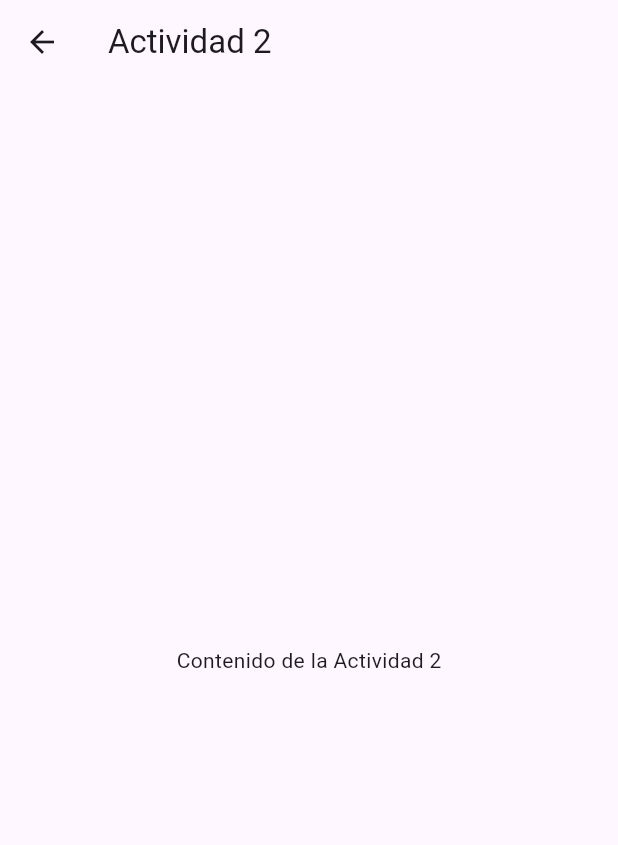
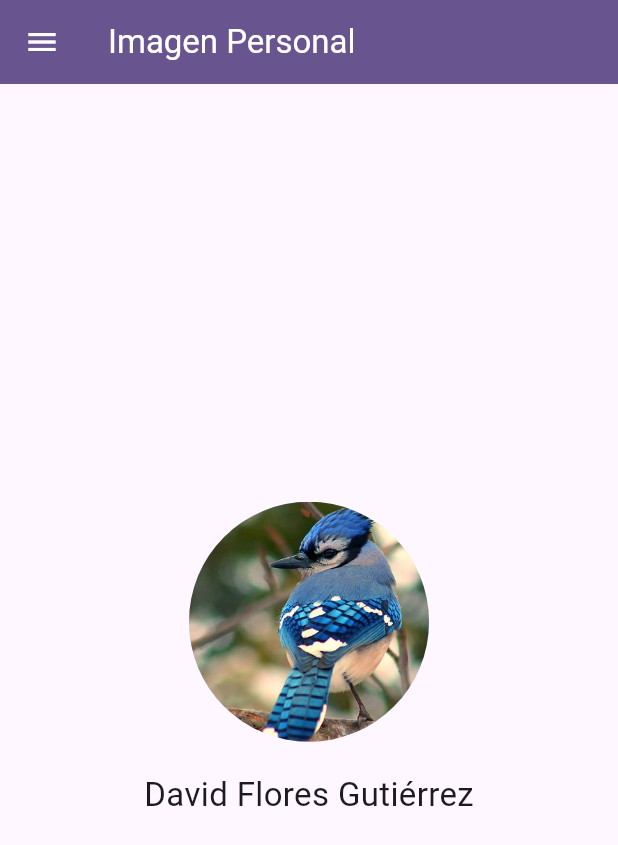
Before and after one commit to DavidFGPicasso/tareas_flutter_2026-2027, a Flutter app: the Actividad2 screen opened by its route, on a phone screen of 412 x 824 dp. Shown: the top 845 px of the screen. Run offline on Flutter 3.47's test engine with Material 3 defaults, Android fonts, the phone set to English and light mode, and no system bars; our stand-ins replace google_fonts.

Commit message:
primera subida

```diff
--- a/lib/screens.dart
+++ b/lib/screens.dart
@@ -1,3 +1,4 @@
+// archivo con los exports de las pantallas.
 export 'screens/actividad1.dart';
 export 'screens/actividad2.dart';
 export 'screens/actividad3.dart';
--- a/lib/screens/actividad2.dart
+++ b/lib/screens/actividad2.dart
@@ -1,4 +1,6 @@
 import 'package:flutter/material.dart';
+
+import '../widgets/custom_drawer.dart';
 
 class Actividad2 extends StatelessWidget {
   const Actividad2({super.key});
@@ -6,8 +8,32 @@ class Actividad2 extends StatelessWidget {
   @override
   Widget build(BuildContext context) {
     return Scaffold(
-      appBar: AppBar(title: const Text('Actividad 2')),
-      body: const Center(child: Text('Contenido de la Actividad 2')),
+      drawer: CustomDrawer(),
+      appBar: AppBar(
+        title: const Text('Imagen Personal'),
+        backgroundColor: Theme.of(context).colorScheme.primary,
+        foregroundColor: Theme.of(context).colorScheme.onPrimary,
+      ),
+      body: Center(
+        // hacemos un child para guardar la imagen y el texto.
+        child: Column(
+          // Alineamos en el centro.
+          mainAxisAlignment: MainAxisAlignment.center,
+          children: [
+            const CircleAvatar(
+              radius: 80,
+              // Imagen de fondo.
+              backgroundImage: AssetImage('assets/images/imagenrepresenta.webp'),
+            ),
+            const SizedBox(height: 20),
+            // Texto con el nombre.
+            const Text(
+              'David Flores Gutiérrez',
+              style: TextStyle(fontSize: 22),
+            ),
+          ],
+        ),
+      ),
     );
   }
 }
--- a/lib/widgets/custom_drawer.dart
+++ b/lib/widgets/custom_drawer.dart
@@ -1,10 +1,11 @@
 import 'package:flutter/material.dart';
-
+// Drawer de la aplicacion.
 class CustomDrawer extends StatelessWidget {
   const CustomDrawer({super.key});
 
   @override
   Widget build(BuildContext context) {
+    //color del menu.
     final Color menuColor = Theme.of(context).colorScheme.primary;
 
     return Drawer(
@@ -40,6 +41,7 @@ class CustomDrawer extends StatelessWidget {
     String route,
     IconData icon,
   ) {
+    // Listtile para cada item.
     return ListTile(
       leading: Icon(icon),
       title: Text(title),
```
Also changed, not shown: lib/main.dart (+15 -17 lines), lib/screens/actividad1.dart (+17 -11 lines), lib/screens/actividad3.dart (+18 -2 lines), lib/screens/actividad4.dart (+22 -2 lines), lib/screens/actividad5.dart (+21 -2 lines), pubspec.yaml (+4 -70 lines), assets/images/goldship.webp (added), assets/images/imagenrepresenta.webp (added), assets/images/neouniverse.webp (added), assets/images/oguricap.webp (added), assets/images/silence.webp (added), assets/images/specialweek.webp (added), assets/images/supercreek.webp (added), assets/images/tmopera.png (added), 2 more files, 4 other files.
